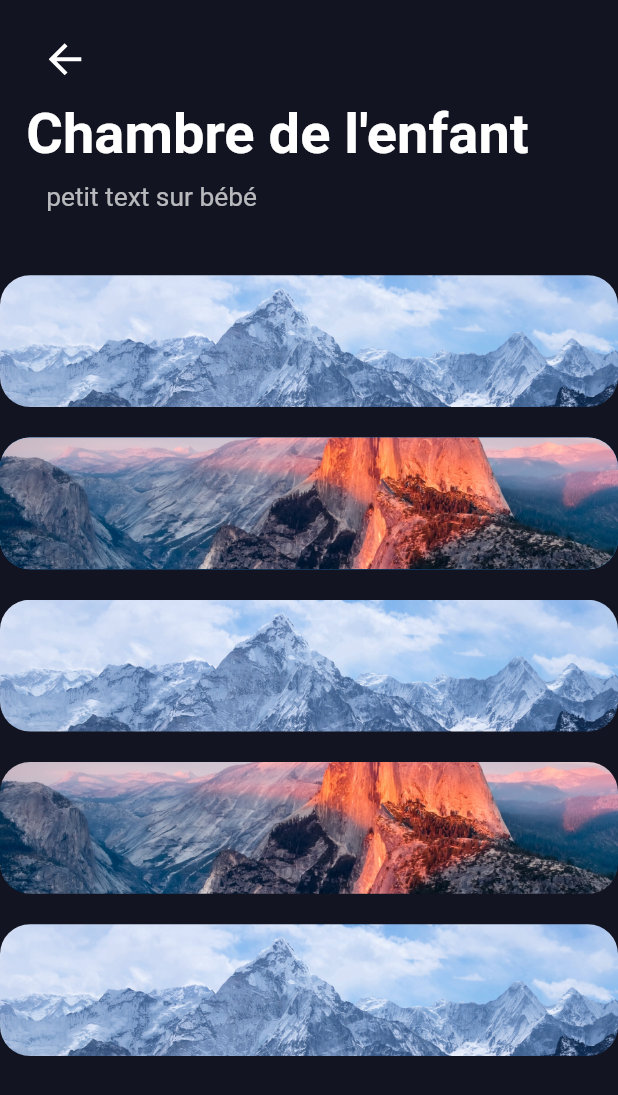
After one commit to MarcBIEBER/Santeac, a Flutter app: the screen it shows after launch, after a tap on "Chambre de l'enfant", on a phone screen of 412 x 824 dp. The commit adds this screen. Shown: the top 1095 px of the screen. Run offline on Flutter 3.47's test engine with Material 2 defaults, Android fonts, the phone set to English and light mode, and no system bars; our stand-ins replace flutter_screenutil, flutter_svg, get.

Commit message:
push new view pour enfant

```diff
--- /dev/null
+++ b/lib/detail_page_enfant.dart
@@ -0,0 +1,214 @@
+import 'package:flutter/material.dart';
+import 'package:flutter/cupertino.dart';
+import 'package:flutter_screenutil/flutter_screenutil.dart';
+import 'package:get/get.dart';
+import 'package:santeac/icons.dart';
+import 'package:santeac/widgets/svg_asset.dart';
+import 'package:collection/collection.dart';
+
+
+class DetailPageEnfant extends StatefulWidget {
+  const DetailPageEnfant({Key? key}) : super(key: key);
+
+  @override
+  _DetailPageEnfantState createState() => _DetailPageEnfantState();
+}
+
+class _DetailPageEnfantState extends State<DetailPageEnfant> {
+
+  @override
+  Widget build(BuildContext context) {
+    return Scaffold(
+      backgroundColor: Color(0xff121421),
+      body: SafeArea(
+        child: Stack(
+          children: [
+            ListView(
+              physics: BouncingScrollPhysics(),
+              children: [
+                SizedBox(height: 66.h),
+                Padding(
+                  padding: EdgeInsets.only(left: 16.w),
+                  child: Hero(
+                    tag: "enfant",
+                    child: Material(
+                      color: Colors.transparent,
+                      child: Text("Chambre de l'enfant",
+                      style: TextStyle(
+                        color: Colors.white,
+                        fontSize: 34.w,
+                        fontWeight: FontWeight.bold
+                      ),),
+                    ),
+                  ),
+                ),
+                SizedBox(height: 10.h),
+                Padding(padding: EdgeInsets.only(left: 28.w),
+                  child: Text("petit text sur bébé\n",
+                    style: TextStyle(
+                      color: Color(0xffffffff).withOpacity(0.7),
+                      fontWeight: FontWeight.w400,
+                      fontSize: 16.w
+                    ),
+                  ),
+                ),
+                SizedBox(
+                  height: 550.h,
+                  child: ListView(
+                    physics: BouncingScrollPhysics(),
+                    scrollDirection: Axis.vertical,
+                    children: [
+                      SizedBox(height: 20.h),
+                      Container(
+                        height: 80.w,
+                        width: 280.w,
+                        decoration: BoxDecoration(
+                          borderRadius: BorderRadius.circular(20),
+                          image: DecorationImage(
+                            fit: BoxFit.cover,
+                            image: AssetImage("assets/pics/pic1.png"),
+                          ),
+                        ),
+                      ),
+                      SizedBox(height: 20.h),
+                      Container(
+                        height: 80.w,
+                        width: 280.w,
+                        decoration: BoxDecoration(
+                          color: Colors.blue,
+                          borderRadius: BorderRadius.circular(20),
+                          image: DecorationImage(
+                            fit: BoxFit.cover,
+                            image: AssetImage(
+                              "assets/pics/pic2.jpg",
+                            ),
+                          ),
+                        ),
+                      ),
+                      SizedBox(height: 20.h),
+                      Container(
+                        height: 80.w,
+                        width: 280.w,
+                        decoration: BoxDecoration(
+                          borderRadius: BorderRadius.circular(20),
+                          image: DecorationImage(
+                            fit: BoxFit.cover,
+                            image: AssetImage("assets/pics/pic1.png"),
+                          ),
+                        ),
+                      ),
+                      SizedBox(height: 20.h),
+                      Container(
+                        height: 80.w,
+                        width: 280.w,
+                        decoration: BoxDecoration(
+                          borderRadius: BorderRadius.circular(20),
+                          image: DecorationImage(
+                            fit: BoxFit.cover,
+                            image: AssetImage("assets/pics/pic2.jpg"),
+                          ),
+                        ),
+                      ),
+                      SizedBox(height: 20.h),
+                      Container(
+                        height: 80.w,
+                        width: 280.w,
+                        decoration: BoxDecoration(
+                          borderRadius: BorderRadius.circular(20),
+                          image: DecorationImage(
+                            fit: BoxFit.cover,
+                            image: AssetImage("assets/pics/pic1.png"),
+                          ),
+                        ),
+                      ),
+                      SizedBox(height: 20.h),
+                      Container(
+                        height: 80.w,
+                        width: 280.w,
+                        decoration: BoxDecoration(
+                          borderRadius: BorderRadius.circular(20),
+                          image: DecorationImage(
+                            fit: BoxFit.cover,
+                            image: AssetImage("assets/pics/pic2.jpg"),
+                          ),
+                        ),
+                      ),
+                      SizedBox(height: 20.h),
+                      Container(
+                        height: 80.w,
+                        width: 280.w,
+                        decoration: BoxDecoration(
+                          borderRadius: BorderRadius.circular(20),
+                          image: DecorationImage(
+                            fit: BoxFit.cover,
+                            image: AssetImage("assets/pics/pic1.png"),
+                          ),
+                        ),
+                      ),
+                    ],
+                  ),
+                ),
+
+
+              ],
+            ),
+
+
+
+
+
+            Align(alignment: Alignment.topCenter,
+            child:   Container(
+              color:  Color(0xff121421),
+              child: Padding(
+                padding: EdgeInsets.only(
+                  left: 22.w,
+                  right: 22.w,
+                  top: 20.h,
+                  bottom: 10.h
+                ),
+                child: Material(
+                  color: Colors.transparent,
+                  child: Row(
+                    mainAxisAlignment: MainAxisAlignment.spaceBetween,
+                    children: [
+                      InkWell(
+                        borderRadius: BorderRadius.circular(360),
+                        onTap: onBackIconTapped,
+                        child: Container(
+                          height: 35.w,
+                          width: 35.w,
+                          decoration: BoxDecoration(
+                            borderRadius: BorderRadius.circular(360),
+                          ),
+                          child: Center(
+                            child: SvgAsset(
+                              assetName: AssetName.back,
+                              height: 20.w,
+                              width: 20.w,
+                            ),
+                          ),
+                        ),
+                      ),
+
+
+
+
+
+                    ],
+                  ),
+                ),
+              ),
+            )
+            ),
+          ],
+        ),
+      )
+
+    );
+  }
+}
+
+void onBackIconTapped() {
+  Get.back();
+}
--- a/lib/discover_page.dart
+++ b/lib/discover_page.dart
@@ -8,6 +8,7 @@ import 'package:santeac/icons.dart';
 import 'package:santeac/widgets/discover_card.dart';
 import 'package:santeac/widgets/discover_small_card.dart';
 import 'package:santeac/widgets/svg_asset.dart';
+import 'package:santeac/detail_page_enfant.dart';
 
 class DiscoverPage extends StatefulWidget {
   const DiscoverPage({
@@ -111,10 +112,10 @@ class _DiscoverPageState extends State<DiscoverPage> {
             ), */
             SizedBox(height: 16.h),
             SizedBox(
-              height: 176.w,
+              height: MediaQuery.of(context).size.height,
               child: ListView(
                 physics: BouncingScrollPhysics(),
-                scrollDirection: Axis.horizontal,
+                scrollDirection: Axis.vertical,
                 children: [
                   SizedBox(width: 28.w),
                   DiscoverCard(
@@ -123,8 +124,9 @@ class _DiscoverPageState extends State<DiscoverPage> {
                     title: "Chambre parents",
                     subtitle: "",
                   ),
-                  SizedBox(width: 20.w),
+                  SizedBox(height: 20.h),
                   DiscoverCard(
+                    tag: "enfant",
                     onTap: onDepressionHealingTapped,
                     title: "Chambre de l\'enfant",
                     subtitle: "",
@@ -204,6 +206,7 @@ class _DiscoverPageState extends State<DiscoverPage> {
   }
 
   void onDepressionHealingTapped() {
+    Get.to(() => DetailPageEnfant(), transition: Transition.rightToLeft);
   }
 
   void onSearchIconTapped() {
```
